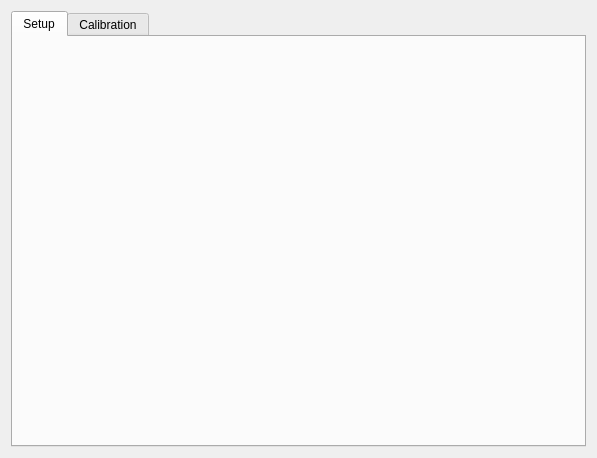
Qt form src/generaledit.ui (xhorizont/eepe) before a commit.
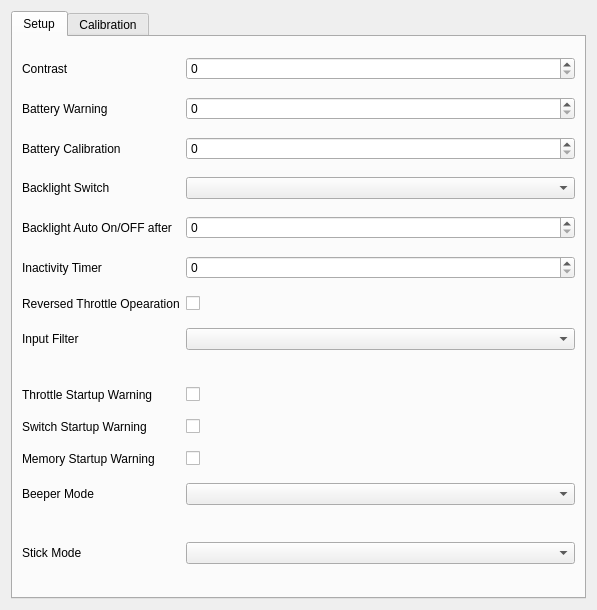
The same form after that commit. Icons and pictures are not drawn.

The edit to the form file:
```diff
--- a/src/generaledit.ui
+++ b/src/generaledit.ui
@@ -7,7 +7,7 @@
     <x>0</x>
     <y>0</y>
     <width>597</width>
-    <height>458</height>
+    <height>610</height>
    </rect>
   </property>
   <property name="windowTitle">
@@ -27,6 +27,186 @@
       <attribute name="title">
        <string>Setup</string>
       </attribute>
+      <layout class="QGridLayout" name="gridLayout_2" columnstretch="0,1">
+       <item row="0" column="0">
+        <widget class="QLabel" name="label">
+         <property name="toolTip">
+          <string extracomment="Screen Contrast [20-45]"/>
+         </property>
+         <property name="text">
+          <string>Contrast</string>
+         </property>
+        </widget>
+       </item>
+       <item row="0" column="1">
+        <widget class="QSpinBox" name="spinBox"/>
+       </item>
+       <item row="1" column="0">
+        <widget class="QLabel" name="label_2">
+         <property name="toolTip">
+          <string extracomment="Low Battery Voltage warning [5v-10v]"/>
+         </property>
+         <property name="text">
+          <string>Battery Warning</string>
+         </property>
+        </widget>
+       </item>
+       <item row="1" column="1">
+        <widget class="QSpinBox" name="spinBox_2"/>
+       </item>
+       <item row="2" column="0">
+        <widget class="QLabel" name="label_3">
+         <property name="text">
+          <string>Battery Calibration</string>
+         </property>
+        </widget>
+       </item>
+       <item row="2" column="1">
+        <widget class="QSpinBox" name="spinBox_3"/>
+       </item>
+       <item row="3" column="0">
+        <widget class="QLabel" name="label_4">
+         <property name="text">
+          <string>Backlight Switch</string>
+         </property>
+        </widget>
+       </item>
+       <item row="3" column="1">
+        <widget class="QComboBox" name="comboBox"/>
+       </item>
+       <item row="4" column="0">
+        <widget class="QLabel" name="label_5">
+         <property name="text">
+          <string>Backlight Auto On/OFF after</string>
+         </property>
+        </widget>
+       </item>
+       <item row="4" column="1">
+        <widget class="QSpinBox" name="spinBox_4"/>
+       </item>
+       <item row="5" column="0">
+        <widget class="QLabel" name="label_6">
+         <property name="text">
+          <string>Inactivity Timer</string>
+         </property>
+        </widget>
+       </item>
+       <item row="5" column="1">
+        <widget class="QSpinBox" name="spinBox_5"/>
+       </item>
+       <item row="6" column="0">
+        <widget class="QLabel" name="label_7">
+         <property name="text">
+          <string>Reversed Throttle Opearation</string>
+         </property>
+        </widget>
+       </item>
+       <item row="6" column="1">
+        <widget class="QCheckBox" name="checkBox">
+         <property name="text">
+          <string/>
+         </property>
+        </widget>
+       </item>
+       <item row="7" column="0">
+        <widget class="QLabel" name="label_8">
+         <property name="text">
+          <string>Input Filter</string>
+         </property>
+        </widget>
+       </item>
+       <item row="7" column="1">
+        <widget class="QComboBox" name="comboBox_2"/>
+       </item>
+       <item row="8" column="0">
+        <spacer name="horizontalSpacer_2">
+         <property name="orientation">
+          <enum>Qt::Horizontal</enum>
+         </property>
+         <property name="sizeHint" stdset="0">
+          <size>
+           <width>40</width>
+           <height>20</height>
+          </size>
+         </property>
+        </spacer>
+       </item>
+       <item row="9" column="0">
+        <widget class="QLabel" name="label_9">
+         <property name="text">
+          <string>Throttle Startup Warning</string>
+         </property>
+        </widget>
+       </item>
+       <item row="9" column="1">
+        <widget class="QCheckBox" name="checkBox_2">
+         <property name="text">
+          <string/>
+         </property>
+        </widget>
+       </item>
+       <item row="10" column="0">
+        <widget class="QLabel" name="label_10">
+         <property name="text">
+          <string>Switch Startup Warning</string>
+         </property>
+        </widget>
+       </item>
+       <item row="10" column="1">
+        <widget class="QCheckBox" name="checkBox_3">
+         <property name="text">
+          <string/>
+         </property>
+        </widget>
+       </item>
+       <item row="11" column="0">
+        <widget class="QLabel" name="label_11">
+         <property name="text">
+          <string>Memory Startup Warning</string>
+         </property>
+        </widget>
+       </item>
+       <item row="11" column="1">
+        <widget class="QCheckBox" name="checkBox_4">
+         <property name="text">
+          <string/>
+         </property>
+        </widget>
+       </item>
+       <item row="12" column="0">
+        <widget class="QLabel" name="label_12">
+         <property name="text">
+          <string>Beeper Mode</string>
+         </property>
+        </widget>
+       </item>
+       <item row="12" column="1">
+        <widget class="QComboBox" name="comboBox_3"/>
+       </item>
+       <item row="13" column="0">
+        <spacer name="horizontalSpacer">
+         <property name="orientation">
+          <enum>Qt::Horizontal</enum>
+         </property>
+         <property name="sizeHint" stdset="0">
+          <size>
+           <width>40</width>
+           <height>20</height>
+          </size>
+         </property>
+        </spacer>
+       </item>
+       <item row="14" column="0">
+        <widget class="QLabel" name="label_13">
+         <property name="text">
+          <string>Stick Mode</string>
+         </property>
+        </widget>
+       </item>
+       <item row="14" column="1">
+        <widget class="QComboBox" name="comboBox_4"/>
+       </item>
+      </layout>
      </widget>
      <widget class="QWidget" name="tabCalibration">
       <attribute name="title">
```
